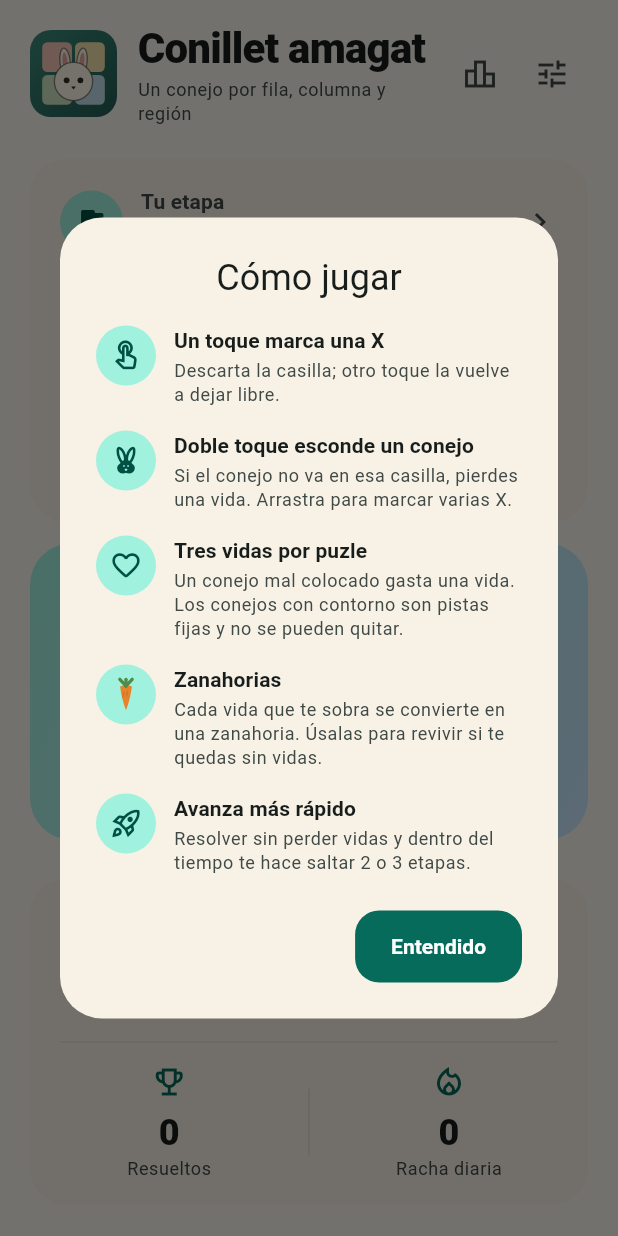
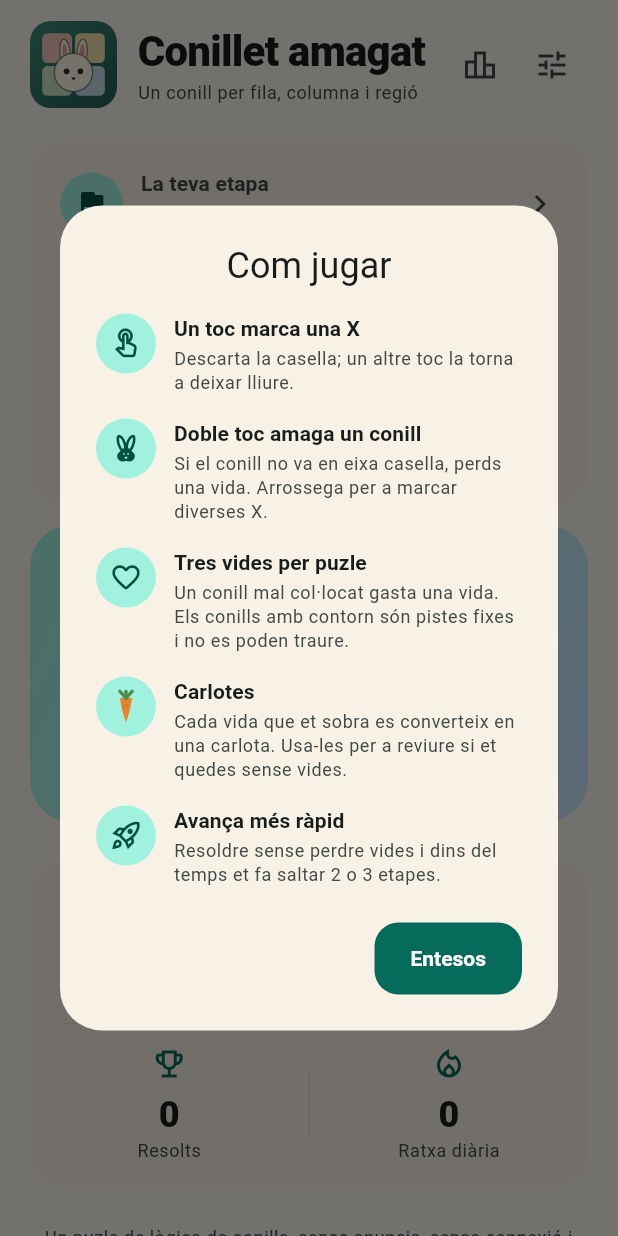
Before and after one commit to sasogu/conillet-amagat, a Flutter app: the screen it shows after launch, on a phone screen of 412 x 824 dp. Run offline on Flutter 3.47's test engine with Material 3 defaults, Android fonts, the light colour scheme and no system bars; our stand-ins replace file_picker, shared_preferences.

Commit message:
Default to Valencian and localize carrot text

```diff
--- a/lib/data/game_store.dart
+++ b/lib/data/game_store.dart
@@ -20,7 +20,7 @@
   const SettingsData({
     this.themeMode = ThemeMode.system,
     this.autoCross = true,
-    this.language = 'es',
+    this.language = 'ca',
     this.nickname = '',
   });
 
@@ -49,7 +49,7 @@
       orElse: () => ThemeMode.system,
     ),
     autoCross: json['autoCross'] as bool? ?? true,
-    language: json['language'] as String? ?? 'es',
+    language: json['language'] as String? ?? 'ca',
     nickname: json['nickname'] as String? ?? '',
   );
 }
--- a/lib/l10n/strings.dart
+++ b/lib/l10n/strings.dart
@@ -87,12 +87,12 @@
     'gray' => catalan ? 'Gris' : 'Gris',
     'brown' => catalan ? 'Marró' : 'Marrón',
     'night' => catalan ? 'Nocturn' : 'Nocturno',
-    'carrot' => catalan ? 'Pastanaga' : 'Zanahoria',
+    'carrot' => catalan ? 'Carlota' : 'Zanahoria',
     'lilac' => 'Lila',
     _ => catalan ? 'Blanc' : 'Blanco',
   };
   String notEnoughCarrots(int cost) => catalan
-      ? 'Et falten pastanagues: aquest aspecte costa $cost.'
+      ? 'Et falten carlotes: aquest aspecte costa $cost.'
       : 'Te faltan zanahorias: este aspecto cuesta $cost.';
   String get understood => catalan ? 'Entesos' : 'Entendido';
   String get tutorialTapTitle =>
@@ -115,9 +115,9 @@
   String get tutorialFastBody => catalan
       ? 'Resoldre sense perdre vides i dins del temps et fa saltar 2 o 3 etapes.'
       : 'Resolver sin perder vidas y dentro del tiempo te hace saltar 2 o 3 etapas.';
-  String get tutorialCarrotsTitle => catalan ? 'Pastanagues' : 'Zanahorias';
+  String get tutorialCarrotsTitle => catalan ? 'Carlotes' : 'Zanahorias';
   String get tutorialCarrotsBody => catalan
-      ? 'Cada vida que et sobra es converteix en una pastanaga. Usa-les per a reviure si et quedes sense vides.'
+      ? 'Cada vida que et sobra es converteix en una carlota. Usa-les per a reviure si et quedes sense vides.'
       : 'Cada vida que te sobra se convierte en una zanahoria. Úsalas para revivir si te quedas sin vidas.';
   String get close => catalan ? 'Tanca' : 'Cerrar';
   String get cancel => catalan ? 'Cancel·la' : 'Cancelar';
@@ -153,9 +153,9 @@
 
   String get lives => catalan ? 'Vides' : 'Vidas';
   String get points => catalan ? 'Punts' : 'Puntos';
-  String get carrots => catalan ? 'Pastanagues' : 'Zanahorias';
+  String get carrots => catalan ? 'Carlotes' : 'Zanahorias';
   String carrotsFed(int count) => catalan
-      ? '$count ${count == 1 ? 'pastanaga' : 'pastanagues'} per al conill'
+      ? '$count ${count == 1 ? 'carlota' : 'carlotes'} per al conill'
       : '$count ${count == 1 ? 'zanahoria' : 'zanahorias'} para el conejo';
   String scoreBreakdown(int base, int timeBonus, int livesBonus) => catalan
       ? 'Base ${formatNumber(base)} · Temps ${formatNumber(timeBonus)} · Vides ${formatNumber(livesBonus)}'
@@ -170,12 +170,12 @@
       catalan ? 'Has esgotat les tres vides.' : 'Has agotado las tres vidas.';
   String get revive => catalan ? 'Reviu' : 'Revivir';
   String reviveWithCarrots(int cost) =>
-      catalan ? 'Reviu · $cost pastanagues' : 'Revivir · $cost zanahorias';
+      catalan ? 'Reviu · $cost carlotes' : 'Revivir · $cost zanahorias';
   String carrotsOwned(int count) => catalan
-      ? 'Tens $count ${count == 1 ? 'pastanaga' : 'pastanagues'}'
+      ? 'Tens $count ${count == 1 ? 'carlota' : 'carlotes'}'
       : 'Tienes $count ${count == 1 ? 'zanahoria' : 'zanahorias'}';
   String reviveNeeds(int cost) => catalan
-      ? 'Necessites $cost pastanagues per a reviure.'
+      ? 'Necessites $cost carlotes per a reviure.'
       : 'Necesitas $cost zanahorias para revivir.';
   String get time => catalan ? 'Temps' : 'Tiempo';
   String get hints => catalan ? 'Pistes' : 'Pistas';
@@ -230,7 +230,7 @@
   String get importConfirmTitle =>
       catalan ? 'Importar este progrés?' : '¿Importar este progreso?';
   String get importConfirmBody => catalan
-      ? 'Se substituiran les etapes, punts, pastanagues, aspectes i ajustos actuals.'
+      ? 'Se substituiran les etapes, punts, carlotes, aspectes i ajustos actuals.'
       : 'Se sustituirán las etapas, puntos, zanahorias, aspectos y ajustes actuales.';
   String get importConfirmAction => catalan ? 'Importar' : 'Importar';
   String get about => catalan ? 'Quant a' : 'Acerca de';
--- a/pubspec.yaml
+++ b/pubspec.yaml
@@ -1,5 +1,5 @@
 name: conillet_amagat
-description: "Puzle de lógica de conejos: un conejo por fila, columna y región, sin tocarse."
+description: "Puzle de lògica de conills: un conill per fila, columna i regió, sense tocar-se."
 publish_to: 'none'
 version: 0.8.2+13
 
```
Also changed, not shown: 7 other files.
